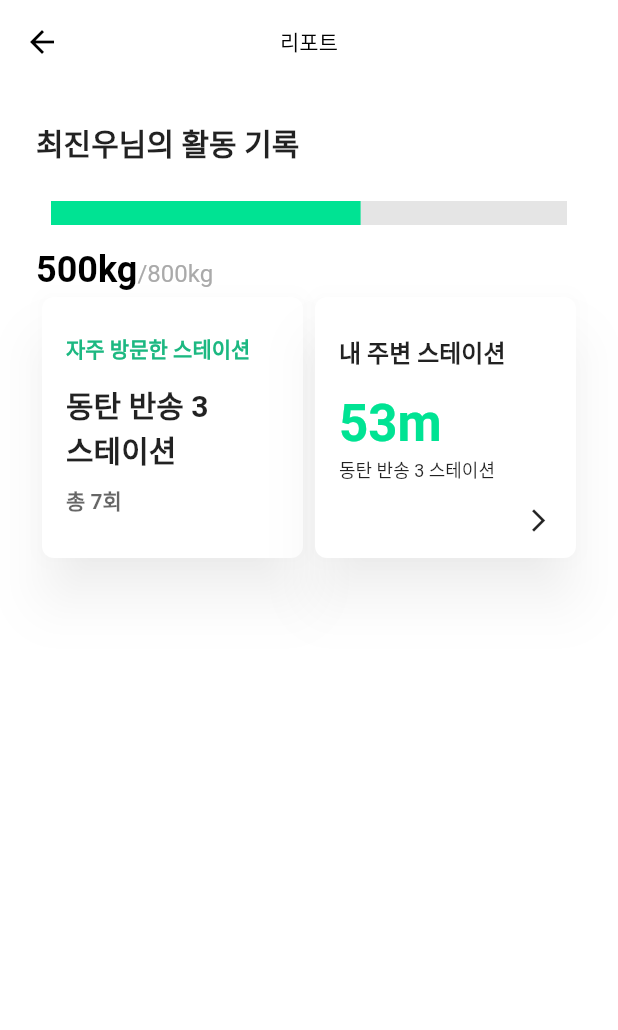
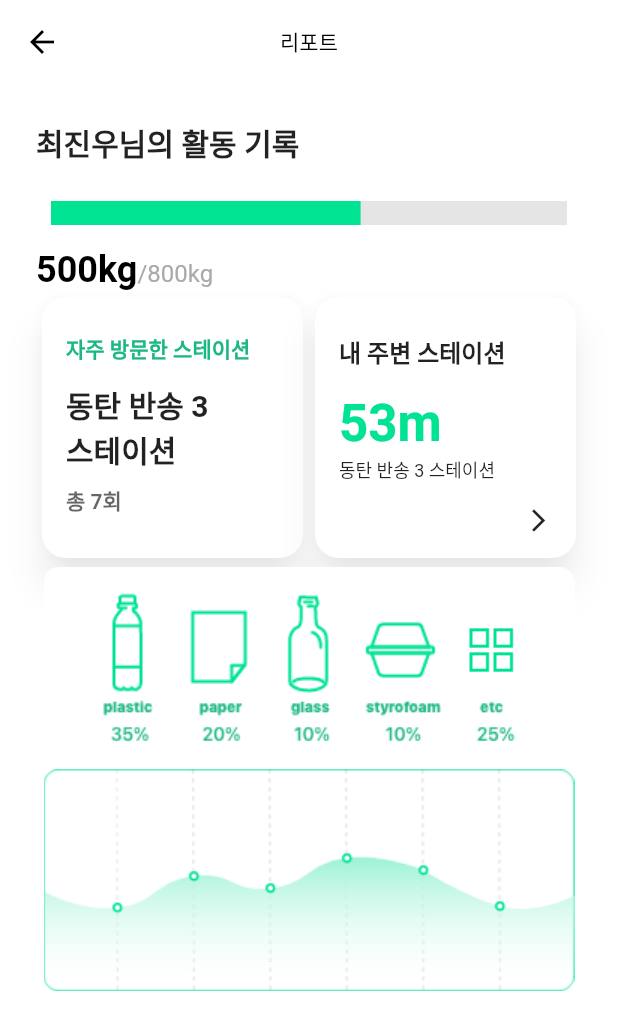
Before and after one commit to coding-campas-10/brbr-frontend, a Flutter app: the BRBRWrapper screen opened directly, after a tap on an icon or button, on a phone screen of 412 x 824 dp. Shown: the top 1030 px of the screen. Run offline on Flutter 3.47's test engine with Material 2 defaults, Android fonts, the light colour scheme and no system bars; drawn by our look-alikes of percent_indicator; our stand-ins replace flutter_svg, google_maps_flutter, shared_preferences; missing offline and left inert: flutter_kakao_login, hex; accounts and stored records are empty; network calls fail.

Commit message:
ad_banner 구현

```diff
--- a/lib/pages/announce.dart
+++ b/lib/pages/announce.dart
@@ -1,9 +1,6 @@
-import 'dart:convert';
 import 'package:brbr/pages/announce_detail.dart';
 import 'package:brbr/services/brbr_service.dart';
 import 'package:flutter/material.dart';
-import 'dart:async';
-import 'package:flutter/services.dart';
 
 class BRBRAnnounce {
   late String title, description, createdAt;
--- a/lib/pages/home.dart
+++ b/lib/pages/home.dart
@@ -8,6 +8,7 @@ import 'package:brbr/widgets/brbr_card.dart';
 import 'package:flutter/material.dart';
 import 'package:percent_indicator/linear_percent_indicator.dart';
 import 'package:provider/provider.dart';
+import 'package:url_launcher/url_launcher.dart';
 
 AppBar homePageAppBar(BuildContext context) {
   return AppBar(
@@ -29,6 +30,8 @@ AppBar homePageAppBar(BuildContext context) {
 }
 
 class HomePage extends StatelessWidget {
+  final String _adUrl = 'https://www.jakorea.org/front/community/user/noticeview.do?seq=1306&pseq=&searchText=hackathon&cPage=1&flag=&navDepth1=1&navDepth2=1&board_subtype=';
+
   @override
   Widget build(BuildContext context) {
     return ListView(
@@ -185,10 +188,10 @@ class HomePage extends StatelessWidget {
         ),
         SizedBox(height: 8),
         BRBRCard(
-          child: Container(
-            height: 100,
-            child: Center(child: Text('배너 영역')),
-          ),
+          child: Image.asset('assets/brbr_ad.png'),
+          onTab: () async {
+            await canLaunch(_adUrl) ? await launch(_adUrl) : print('링크로 이동할 수 없음');
+          },
         ),
       ],
     );
--- a/lib/pages/more.dart
+++ b/lib/pages/more.dart
@@ -6,8 +6,10 @@ import 'package:brbr/pages/support.dart';
 import 'package:brbr/pages/version_info.dart';
 import 'package:brbr/widgets/brbr_card.dart';
 import 'package:flutter/material.dart';
+import 'package:url_launcher/url_launcher.dart';
 
 class MorePage extends StatelessWidget {
+  final String _adUrl = 'https://www.jakorea.org/front/community/user/noticeview.do?seq=1306&pseq=&searchText=hackathon&cPage=1&flag=&navDepth1=1&navDepth2=1&board_subtype=';
   @override
   Widget build(BuildContext context) {
     return ListView(
@@ -26,10 +28,10 @@ class MorePage extends StatelessWidget {
         Padding(
           padding: EdgeInsets.symmetric(horizontal: 16),
           child: BRBRCard(
-            child: Container(
-              height: 100,
-              child: Center(child: Text('배너 영역')),
-            ),
+            child: Image.asset('assets/brbr_ad.png'),
+            onTab: () async {
+              await canLaunch(_adUrl) ? await launch(_adUrl) : print('링크로 이동할 수 없음');
+            },
           ),
         ),
       ],
--- a/lib/pages/my_point.dart
+++ b/lib/pages/my_point.dart
@@ -1,6 +1,5 @@
 import 'package:brbr/constants/colors.dart';
 import 'package:brbr/models/brbr_point.dart';
-import 'package:flutter/foundation.dart';
 import 'package:flutter/material.dart';
 import 'package:intl/intl.dart';
 
--- a/lib/pages/user_report.dart
+++ b/lib/pages/user_report.dart
@@ -1,5 +1,4 @@
 import 'package:brbr/constants/colors.dart';
-import 'package:brbr/services/brbr_service.dart';
 import 'package:brbr/widgets/brbr_card.dart';
 import 'package:flutter/material.dart';
 import 'package:percent_indicator/linear_percent_indicator.dart';
@@ -73,6 +72,8 @@ class UserReportPage extends StatelessWidget {
               ),
             ],
           ),
+          Image.asset('assets/trash_percentage.png', width: double.infinity),
+          Image.asset('assets/trash_report.png'),
         ],
       ),
     );
--- a/lib/widgets/brbr_card.dart
+++ b/lib/widgets/brbr_card.dart
@@ -11,20 +11,24 @@ class BRBRCard extends StatelessWidget {
   @override
   Widget build(BuildContext context) {
     return Card(
-      shape: RoundedRectangleBorder(
-        borderRadius: BorderRadius.circular(8),
-      ),
-      child: InkWell(
-        borderRadius: BorderRadius.circular(8),
-        onTap: onTab,
-        child: Padding(
-          padding: padding,
-          child: child,
+      elevation: 10,
+      color: Colors.transparent,
+      shape: RoundedRectangleBorder(borderRadius: BorderRadius.circular(16)),
+      shadowColor: Color.fromRGBO(0, 0, 0, 0.4),
+      child: ClipRRect(
+        borderRadius: BorderRadius.circular(16),
+        child: Material(
+          color: backgroundColor,
+          child: InkWell(
+            borderRadius: BorderRadius.circular(16),
+            onTap: onTab,
+            child: Padding(
+              padding: padding,
+              child: child,
+            ),
+          ),
         ),
       ),
-      elevation: 15,
-      shadowColor: Color.fromRGBO(0, 0, 0, 0.3),
-      color: backgroundColor,
     );
   }
 }
```
Also changed, not shown: lib/pages/barcode.dart (+12 -3 lines), pubspec.yaml (+4 -3 lines), assets/brbr_ad.png (added), assets/trash_percentage.png (added), assets/trash_report.png (added), pubspec.lock, 8 other files.
